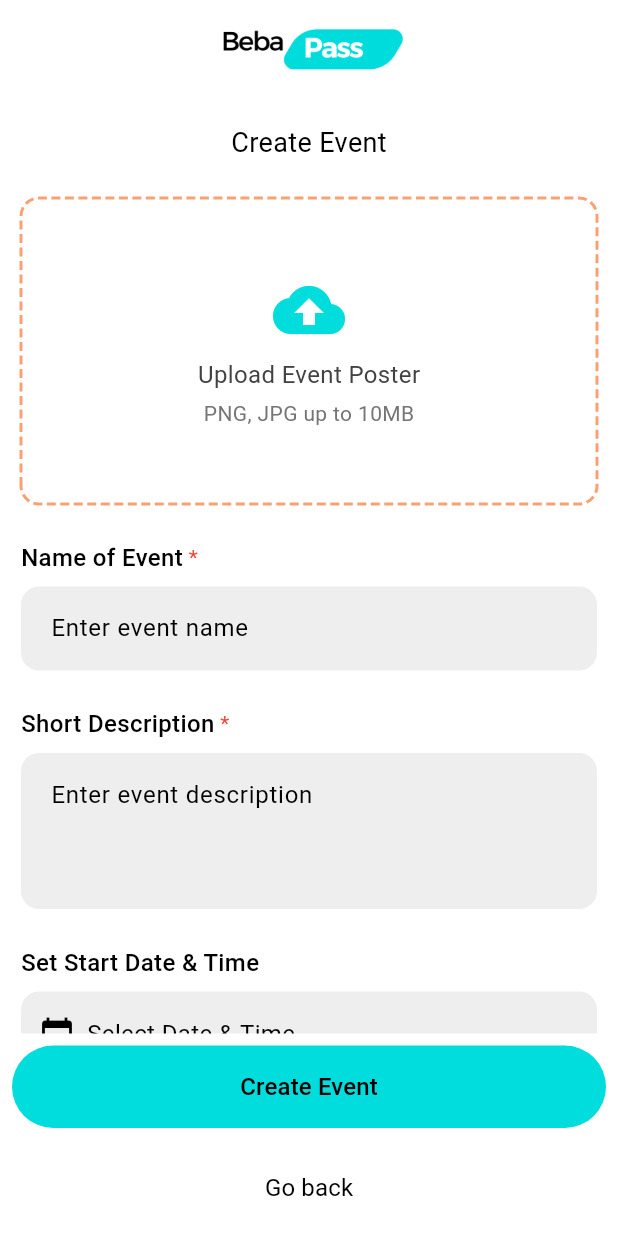
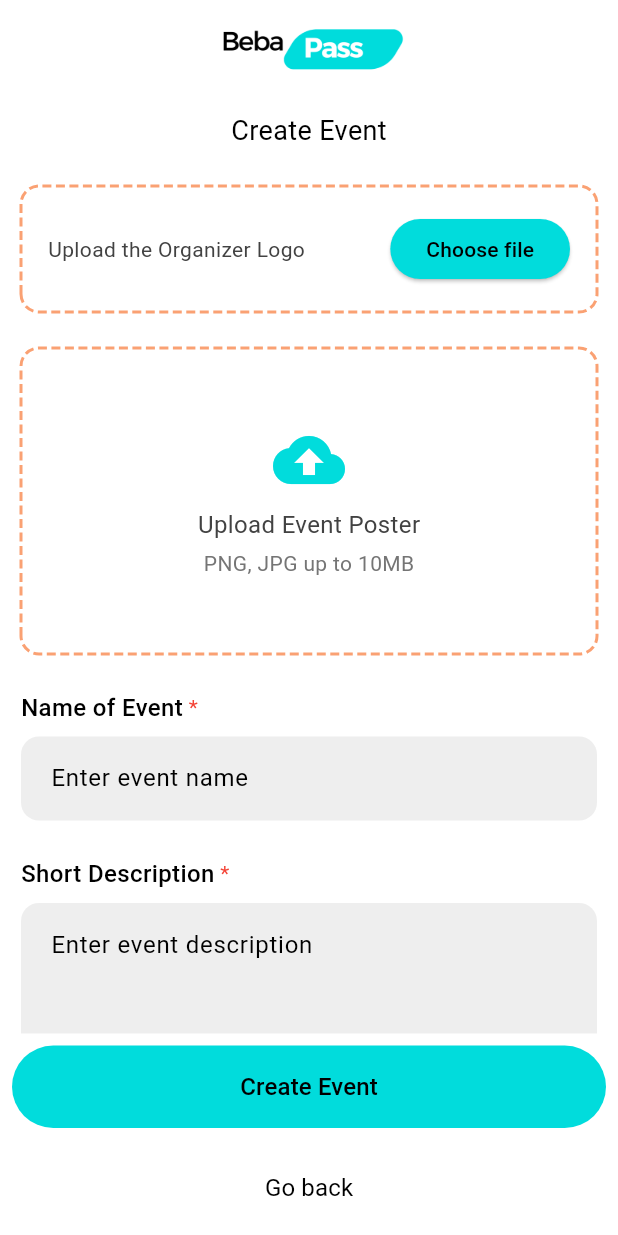
Before and after one commit to ChelsyMutua/Beba_mobile, a Flutter app: the CreateEventForm screen opened by its route, on a phone screen of 412 x 824 dp. Run offline on Flutter 3.47's test engine with Material 3 defaults, Android fonts, the phone set to English and light mode, and no system bars; drawn by our look-alikes of dotted_border; our stand-ins replace flutter_dotenv, flutter_typeahead, google_maps_flutter, google_places_flutter, image_picker, pie_chart; missing offline and left inert: bottom_picker, flutter_google_maps_webservices, qr_code_scanner, wheel_slider.

Commit message:
Add the field for event logo

```diff
--- a/lib/screens/form/form.dart
+++ b/lib/screens/form/form.dart
@@ -97,6 +97,9 @@ class CreateEventFormState extends State<CreateEventForm> {
   File? _selectedImage;
   final ImagePicker _picker = ImagePicker();
 
+  File? _organizerLogoFile;
+  double _logoUploadProgress = 0.0;
+
   String formatTime(DateTime dateTime) {
     return DateFormat.jm().format(dateTime); // Outputs: "10:30 AM"
   }
@@ -120,6 +123,50 @@ class CreateEventFormState extends State<CreateEventForm> {
       debugPrint('Error picking image: $e');
     }
   }
+
+      Future<void> _pickLogoImage() async {
+      try {
+        // Create an instance of ImagePicker if not a global field
+        final ImagePicker picker = ImagePicker();
+
+        // Pick from gallery, can customize as needed
+        final XFile? pickedFile = await picker.pickImage(
+          source: ImageSource.gallery,
+          maxWidth: 1800,
+          maxHeight: 1800,
+          imageQuality: 85,
+        );
+
+        if (pickedFile != null) {
+          setState(() {
+            _organizerLogoFile = File(pickedFile.path);
+            _logoUploadProgress = 0.0; // reset progress if you want to keep that
+          });
+          // _uploadLogo(); // if you still want to do a fake or real upload
+        }
+      } catch (e) {
+        debugPrint('Error picking logo image: $e');
+      }
+    }
+
+
+  // void _uploadLogo() async {
+  //   setState(() => _logoUploadProgress = 0.0);
+
+  //   // Fake upload example
+  //   for (int i = 1; i <= 10; i++) {
+  //     await Future.delayed(const Duration(milliseconds: 300));
+  //     setState(() => _logoUploadProgress = i / 10);
+  //   }
+  // }
+
+  void _removeLogoFile() {
+    setState(() {
+      _organizerLogoFile = null;
+      _logoUploadProgress = 0.0;
+    });
+  }
+
 
   final _formKey = GlobalKey<FormState>();
   final _eventNameController = TextEditingController();
@@ -320,17 +367,7 @@ class CreateEventFormState extends State<CreateEventForm> {
               child: Column(
                 crossAxisAlignment: CrossAxisAlignment.start,
                 children: [
-                  // Center(
-                  //   child: const Text(
-                  //     'MY EVENTS',
-                  //     style: TextStyle(
-                  //       fontSize: 24,
-                  //       fontWeight: FontWeight.bold,
-                  //       color: Colors.black,
-                  //     ),
-                  //   ),
-                  // ),
-                  const SizedBox(height: 8),
+
 
                   const Center(
                     child: Text(
@@ -341,6 +378,87 @@ class CreateEventFormState extends State<CreateEventForm> {
                       ),
                     ),
                   ),
+
+                  const SizedBox(height: 24),
+
+                   DottedBorder(
+                color: const Color(0xFFFAA173),
+                strokeWidth: 2,
+                dashPattern: const [6, 3],
+                borderType: BorderType.RRect,
+                radius: const Radius.circular(12),
+                child: Container(
+                  padding: const EdgeInsets.all(16),
+                  width: double.infinity,
+                  decoration: BoxDecoration(
+                    borderRadius: BorderRadius.circular(12),
+                  ),
+                  child: _organizerLogoFile == null
+                      ? Row(
+                          mainAxisAlignment: MainAxisAlignment.spaceBetween,
+                          children: [
+                            Flexible(
+                              child: Text(
+                                'Upload the Organizer Logo',
+                                style: TextStyle(
+                                  color: Colors.grey[800],
+                                  fontSize: 14,
+                                ),
+                              ),
+                            ),
+                            ElevatedButton(
+                              onPressed: _pickLogoImage,
+                              style: ElevatedButton.styleFrom(
+                                backgroundColor: const Color(0xFF01DCDC),
+                              ),
+                              child: const Text(
+                                'Choose file',
+                                style: TextStyle(color: Colors.black),
+                              ),
+                            ),
+                          ],
+                        )
+                      : Column(
+                          crossAxisAlignment: CrossAxisAlignment.start,
+                          children: [
+                            Row(
+                              mainAxisAlignment: MainAxisAlignment.spaceBetween,
+                              children: [
+                                Expanded(
+                                  child: Text(
+                                    _organizerLogoFile!.path.split('/').last,
+                                    overflow: TextOverflow.ellipsis,
+                                    style: const TextStyle(
+                                      fontSize: 14,
+                                      fontWeight: FontWeight.w500,
+                                    ),
+                                  ),
+                                ),
+                                Row(
+                                  children: [
+                                    IconButton(
+                                      onPressed: _pickLogoImage,
+                                      icon: const Icon(Icons.edit, color: Colors.black),
+                                    ),
+                                    IconButton(
+                                      onPressed: _removeLogoFile,
+                                      icon: const Icon(Icons.delete, color: Colors.black),
+                                    ),
+                                  ],
+                                ),
+                              ],
+                            ),
+                            // const SizedBox(height: 8),
+                            // LinearProgressIndicator(
+                            //   value: _logoUploadProgress,
+                            //   minHeight: 5,
+                            //   backgroundColor: Colors.grey[300],
+                            //   color: const Color(0xFF01DCDC),
+                            // ),
+                          ],
+                        ),
+                ),
+              ),
 
                   const SizedBox(height: 24),
 
--- a/pubspec.yaml
+++ b/pubspec.yaml
@@ -40,6 +40,7 @@ dependencies:
   wheel_slider: ^1.2.0
   flutter_typeahead: ^5.2.0
   flutter_google_maps_webservices: ^1.1.1
+  # file_picker: ^5.2.3
 
 
 
```
Also changed, not shown: 1 other file.
